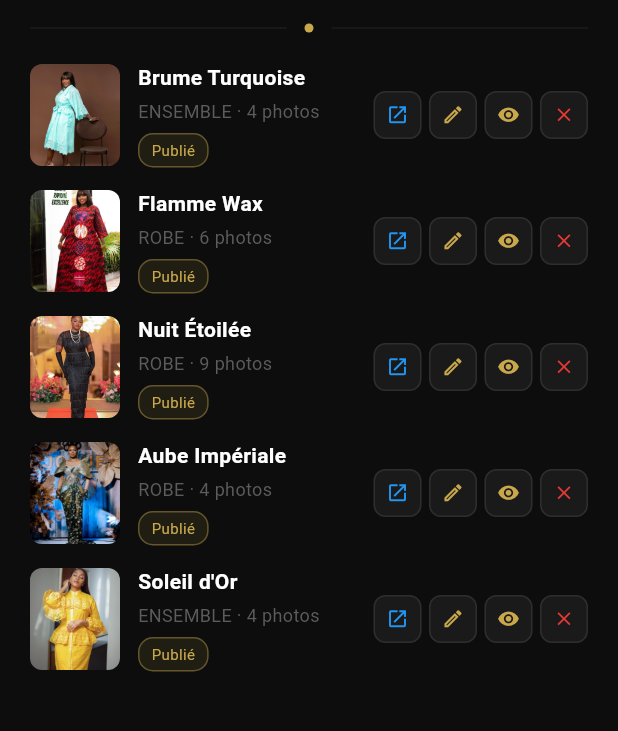
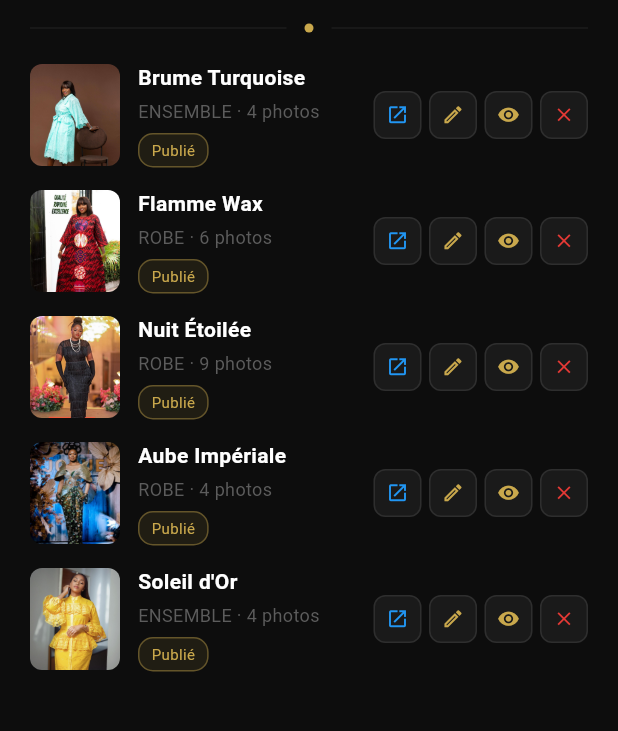
Before and after one commit to HDutrone/VCreation, a Flutter app: the AdminModelesScreen screen opened directly, on a phone screen of 412 x 824 dp, the part 122-853 px from its top. Run offline on Flutter 3.47's test engine with Material 3 defaults, Android fonts, the phone set to English and light mode, and no system bars; our stand-ins replace cached_network_image, image_picker, shared_preferences; accounts and stored records are empty.

Commit message:
fix: always show heads in photos by aligning images to top-center
Fashion/portrait photos with BoxFit.cover were cropped at the center,
cutting off subjects' heads. Default AppImage alignment to topCenter so
the crop always preserves the top of the frame across all screens
(home, collections, detail, cart, favorites, admin modeles, tracking).

Co-Authored-By: Claude <noreply@anthropic.com>

```diff
--- a/lib/widgets/app_image.dart
+++ b/lib/widgets/app_image.dart
@@ -4,9 +4,11 @@ import 'package:cached_network_image/cached_network_image.dart';
 import '../core/constants/app_colors.dart';
 
 /// Renders local assets, device file paths, or remote URLs transparently.
+/// Defaults to [Alignment.topCenter] so portrait/fashion photos never crop heads.
 class AppImage extends StatelessWidget {
   final String imageUrl;
   final BoxFit fit;
+  final Alignment alignment;
   final Widget? placeholder;
   final Widget? errorWidget;
 
@@ -14,6 +16,7 @@ class AppImage extends StatelessWidget {
     super.key,
     required this.imageUrl,
     this.fit = BoxFit.cover,
+    this.alignment = Alignment.topCenter,
     this.placeholder,
     this.errorWidget,
   });
@@ -33,6 +36,7 @@ class AppImage extends StatelessWidget {
       return Image.asset(
         imageUrl,
         fit: fit,
+        alignment: alignment,
         errorBuilder: (_, __, ___) => _error,
       );
     }
@@ -41,12 +45,14 @@ class AppImage extends StatelessWidget {
       return Image.file(
         File(path),
         fit: fit,
+        alignment: alignment,
         errorBuilder: (_, __, ___) => _error,
       );
     }
     return CachedNetworkImage(
       imageUrl: imageUrl,
       fit: fit,
+      alignment: alignment,
       placeholder: (_, __) => _placeholder,
       errorWidget: (_, __, ___) => _error,
     );
```
